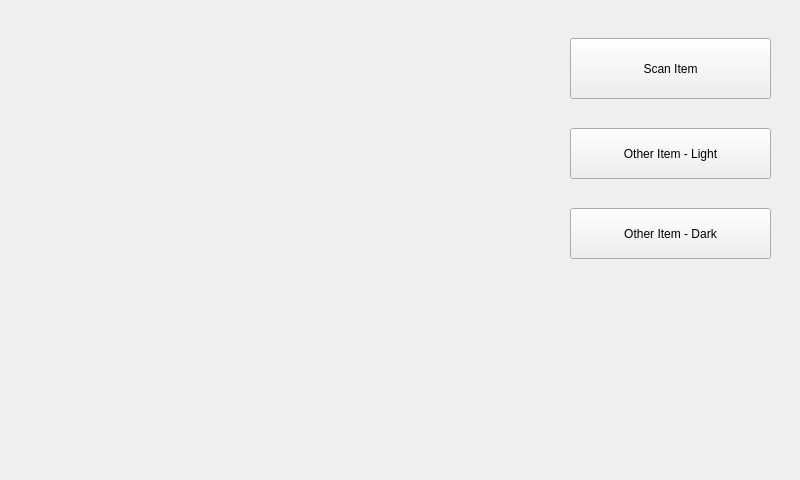
spencerng/lmao, file scanmenu.ui: the form before one commit.
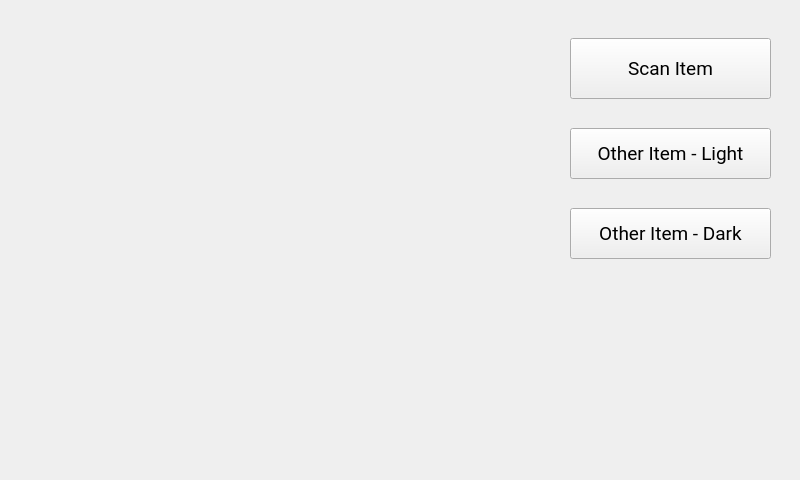
The form after the commit. Icons and pictures are not drawn.

Patch:
```diff
--- a/scanmenu.ui
+++ b/scanmenu.ui
@@ -65,6 +65,12 @@
       <height>61</height>
      </rect>
     </property>
+    <property name="font">
+     <font>
+      <family>Roboto</family>
+      <pointsize>14</pointsize>
+     </font>
+    </property>
     <property name="text">
      <string>Scan Item</string>
     </property>
@@ -78,6 +84,12 @@
       <height>51</height>
      </rect>
     </property>
+    <property name="font">
+     <font>
+      <family>Roboto</family>
+      <pointsize>14</pointsize>
+     </font>
+    </property>
     <property name="text">
      <string>Other Item - Light</string>
     </property>
@@ -91,6 +103,12 @@
       <height>51</height>
      </rect>
     </property>
+    <property name="font">
+     <font>
+      <family>Roboto</family>
+      <pointsize>14</pointsize>
+     </font>
+    </property>
     <property name="text">
      <string>Other Item - Dark</string>
     </property>
@@ -98,10 +116,10 @@
    <widget class="QLabel" name="homeButton">
     <property name="geometry">
      <rect>
-      <x>570</x>
-      <y>290</y>
-      <width>181</width>
-      <height>151</height>
+      <x>610</x>
+      <y>300</y>
+      <width>131</width>
+      <height>131</height>
      </rect>
     </property>
     <property name="text">
```
Left out of the diff: 3 changed lines with no effect on the pictures.
